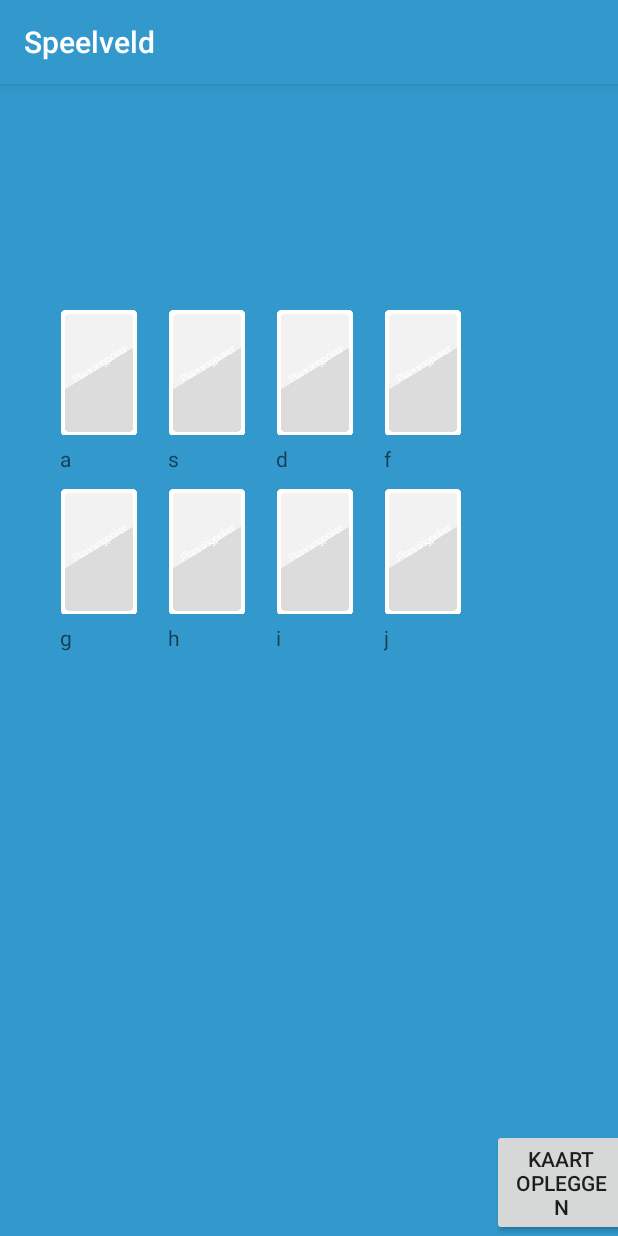
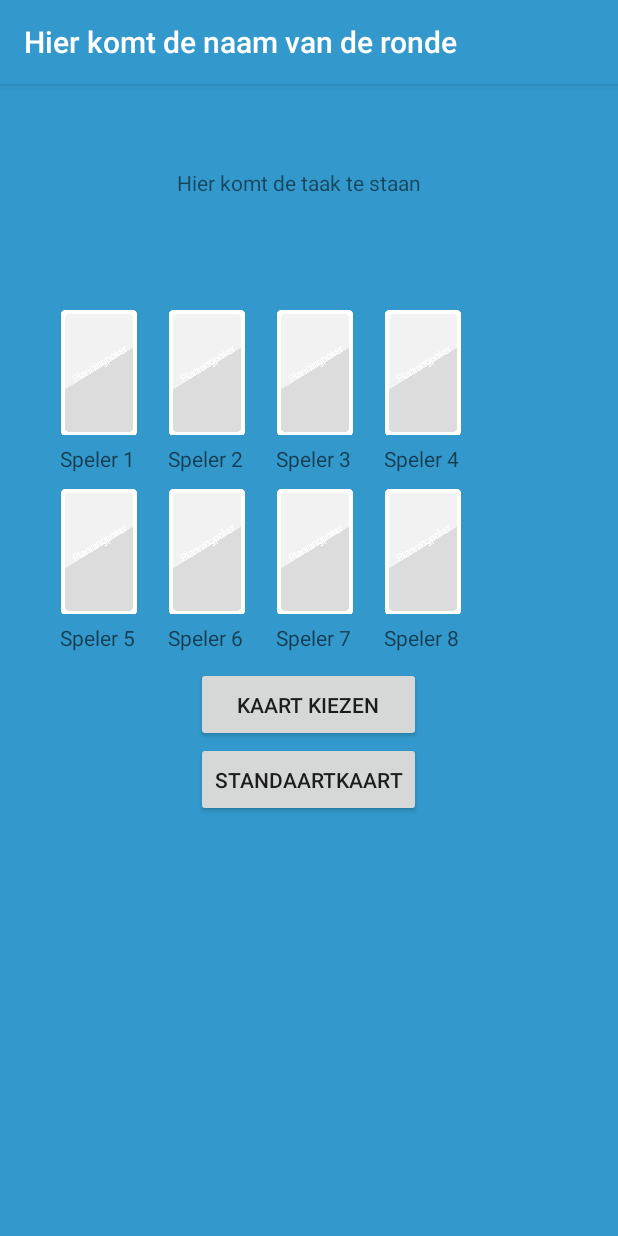
Before and after one commit to RoyAdmiraal/IPMEDT4, an Android app: the SpeelveldActivity screen opened directly, with no data from a screen before it, on a phone screen of 412 x 824 dp. Run offline under Robolectric (Android 15) with nearby library versions, the phone set to English and light mode, and no system bars.

Commit message:
Aanpassing speelveld

```diff
--- a/app/src/main/java/com/example/royadmiraal/planningpoker/SpeelveldActivity.java
+++ b/app/src/main/java/com/example/royadmiraal/planningpoker/SpeelveldActivity.java
@@ -24,7 +24,14 @@ public class SpeelveldActivity extends AppCompatActivity {
 
     public void opleggen(View view){
 
-        kaartNummer = 2;
+        kaartNummer = 15;
+        createSpeelveld();
+
+    }
+
+    public void opleggen1(View view){
+
+        kaartNummer = 10;
         createSpeelveld();
 
     }
@@ -89,7 +96,7 @@ public class SpeelveldActivity extends AppCompatActivity {
         TextView spelerNaam8 = (TextView) findViewById(R.id.spelerNaam8);
 
 
-        String spelerLijst[] = {"a", "s", "d", "f", "g", "h", "i", "j"};
+        String spelerLijst[] = {"Speler 1", "Speler 2", "Speler 3", "Speler 4", "Speler 5", "Speler 6", "Speler 7", "Speler 8"};
 
         String print = "";
         for (String s : spelerLijst) {
--- a/app/src/main/res/layout/activity_speeldveld.xml
+++ /dev/null
@@ -1,7 +0,0 @@
-<?xml version="1.0" encoding="utf-8"?>
-<LinearLayout xmlns:android="http://schemas.android.com/apk/res/android"
-    android:orientation="vertical" android:layout_width="match_parent"
-    android:layout_height="match_parent"
-    android:weightSum="1">
-
-</LinearLayout>
--- a/app/src/main/res/layout/activity_speelveld.xml
+++ b/app/src/main/res/layout/activity_speelveld.xml
@@ -1,5 +1,5 @@
 <?xml version="1.0" encoding="utf-8"?>
-<LinearLayout xmlns:android="http://schemas.android.com/apk/res/android"
+<RelativeLayout xmlns:android="http://schemas.android.com/apk/res/android"
     android:layout_width="fill_parent"
     android:layout_height="fill_parent"
     android:weightSum="1"
@@ -13,7 +13,7 @@
     android:layout_width="wrap_content"
     android:layout_height="wrap_content"
     android:columnCount="7"
-    android:rowCount="5"
+    android:rowCount="12"
     android:orientation="horizontal"
     tools:context="com.example.royadmiraal.planningpoker.SpeelveldActivity"
     android:layout_marginTop="150dp"
@@ -196,16 +196,33 @@
         android:layout_marginBottom="10dp"
         android:layout_marginTop="-10dp" />
 
+
 </GridLayout>
-
+    <TextView
+        android:layout_width="wrap_content"
+        android:layout_height="wrap_content"
+        android:text="Hier komt de taak te staan"
+        android:id="@+id/taakOmschrijving"
+        android:layout_alignParentTop="true"
+        android:layout_alignRight="@+id/opleggenKaartButton"
+        android:layout_alignEnd="@+id/opleggenKaartButton"
+        android:layout_marginTop="56dp" />
     <Button
-        android:layout_width="92dp"
-        android:layout_height="wrap_content"
-        android:text="Kaart opleggen"
+        android:layout_width="150dp"
+        android:layout_height="50dp"
+        android:text="Kaart kiezen"
+        android:id="@+id/opleggenKaartButton2"
+        android:onClick="opleggen1"
+        android:layout_gravity="bottom"
+        android:layout_below="@+id/GridLayout1"
+        android:layout_centerHorizontal="true" />
+    <Button
+        android:layout_width="150dp"
+        android:layout_height="50dp"
+        android:text="Standaartkaart"
         android:id="@+id/opleggenKaartButton"
         android:onClick="opleggen"
-        android:layout_marginRight="500dp"
-        android:gravity="center_horizontal"
-        android:layout_gravity="bottom" />
-
-</LinearLayout>
+        android:layout_gravity="bottom"
+        android:layout_below="@+id/opleggenKaartButton2"
+        android:layout_centerHorizontal="true" />
+</RelativeLayout>
--- a/app/src/main/res/values/strings.xml
+++ b/app/src/main/res/values/strings.xml
@@ -13,7 +13,7 @@
     <string name="title_activity_resultaten">Resultaten Sessie</string>
     <string name="title_activity_aanmaken">Aanmaken Sessie</string>
     <string name="title_activity_deelnemen">Deelnemen Sessie</string>
-    <string name="title_activity_deelnemenSpeelveld">Speelveld</string>
+    <string name="title_activity_deelnemenSpeelveld">Hier komt de naam van de ronde</string>
 
     <string name="action_settings">Settings</string>
     <string name="section_format">Hello World from section: %1$d</string>
```
Also changed, not shown: 3 other files.
